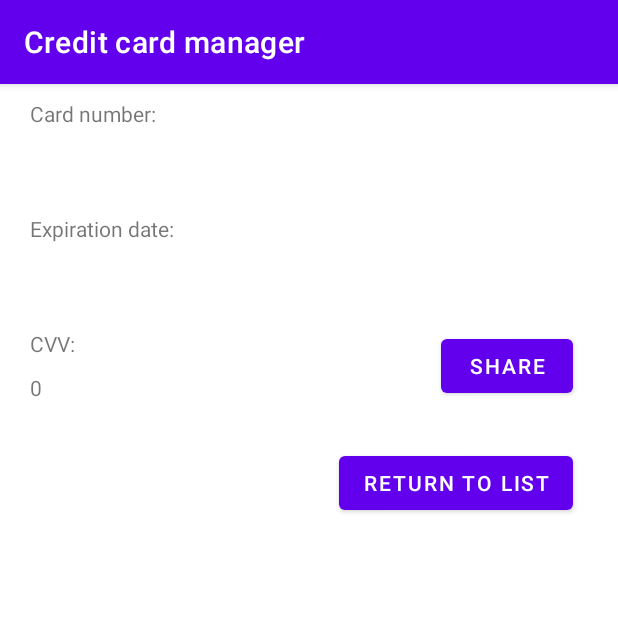
After one commit to koshi37/Credit-card-manager, an Android app: the CardDetailsActivity screen opened directly, with no data from a screen before it, on a phone screen of 412 x 824 dp, the top half of it. The commit adds this screen. Run offline under Robolectric (Android 15) with nearby library versions, the phone set to English and light mode, and no system bars; 4 statements that could not run were skipped.

Commit message:
added preview of all card details

```diff
--- a/app/src/main/AndroidManifest.xml
+++ b/app/src/main/AndroidManifest.xml
@@ -9,6 +9,9 @@
         android:roundIcon="@mipmap/ic_launcher_round"
         android:supportsRtl="true"
         android:theme="@style/Theme.CreditCardManager">
+        <activity
+            android:name=".activities.CardDetailsActivity"
+            android:exported="false" />
         <activity
             android:name=".activities.CreditCardListActivity"
             android:exported="false" />
--- a/app/src/main/java/com/example/creditcardmanager/activities/AddCreditCardActivity.kt
+++ b/app/src/main/java/com/example/creditcardmanager/activities/AddCreditCardActivity.kt
@@ -39,7 +39,7 @@ class AddCreditCardActivity : AppCompatActivity() {
 //        val password = intent.getStringExtra("PASSWORD")
 //        userId = intent.getIntExtra("USER_ID", -1)
 
-        session = SessionManager(getApplicationContext());
+        session = SessionManager(applicationContext)
         session.checkLogin()
         val user = session!!.getUserDetails()
         userId = user.id
--- /dev/null
+++ b/app/src/main/java/com/example/creditcardmanager/activities/CardDetailsActivity.kt
@@ -0,0 +1,58 @@
+package com.example.creditcardmanager.activities
+
+import android.content.Intent
+import android.os.Bundle
+import android.view.View
+import android.widget.TextView
+import androidx.appcompat.app.AppCompatActivity
+import com.example.creditcardmanager.R
+import com.example.creditcardmanager.database.DBHelper
+import com.example.creditcardmanager.model.CreditCard
+import com.example.creditcardmanager.session.SessionManager
+
+class CardDetailsActivity : AppCompatActivity() {
+    private val cardNumber by lazy { findViewById<TextView>(R.id.cardNumberDetails) }
+    private val cardExpirationDetails by lazy { findViewById<TextView>(R.id.cardExpirationDetails) }
+    private val cardCvvDetails by lazy { findViewById<TextView>(R.id.cardCvvDetails) }
+
+    private val activity = this@CardDetailsActivity
+    private lateinit var db: DBHelper
+    private lateinit var session: SessionManager
+    private lateinit var card: CreditCard
+
+    override fun onCreate(savedInstanceState: Bundle?) {
+        super.onCreate(savedInstanceState)
+        setContentView(R.layout.activity_card_details)
+
+        session = SessionManager(applicationContext);
+        session.checkLogin()
+        db = DBHelper(activity)
+        intent = getIntent()
+        card = db.getCardDetails(intent.getIntExtra("cardId", -1))!!
+        cardNumber.text = card.cardNumber
+        cardExpirationDetails.text = card.expiration
+        cardCvvDetails.text = card.cvv.toString()
+    }
+
+    fun returnToList(view: View) {
+        val intent = Intent(this, CreditCardListActivity::class.java)
+        startActivity(intent)
+    }
+
+    fun shareData(view: View) {
+        val data = arrayOf(card.cardNumber, card.expiration, card.cvv.toString())
+        val stringToShare = card.cardNumber + " " + card.expiration + " " + card.cvv.toString()
+        var shareIntent = Intent().apply() {
+            this.action = Intent.ACTION_SEND_MULTIPLE
+            this.putExtra(Intent.EXTRA_TEXT, data)
+            this.type = "text/plain"
+        }
+//        var shareIntent = Intent().apply() {
+//            this.action = Intent.ACTION_SEND
+//            this.putExtra(Intent.EXTRA_TEXT, stringToShare)
+//            this.type = "text/*"
+//        }
+        var choose = Intent.createChooser(shareIntent, "Share using...")
+        startActivity(choose)
+    }
+}
--- a/app/src/main/java/com/example/creditcardmanager/activities/CreditCardListActivity.kt
+++ b/app/src/main/java/com/example/creditcardmanager/activities/CreditCardListActivity.kt
@@ -1,5 +1,6 @@
 package com.example.creditcardmanager.activities
 
+import android.content.Context
 import android.content.Intent
 import android.os.Bundle
 import android.util.Log
@@ -31,7 +32,7 @@ class CreditCardListActivity : AppCompatActivity() {
         // this creates a vertical layout Manager
         recyclerview.layoutManager = LinearLayoutManager(this)
 
-        session = SessionManager(getApplicationContext());
+        session = SessionManager(applicationContext);
         session.checkLogin()
 
         val user = session!!.getUserDetails()
@@ -48,7 +49,7 @@ class CreditCardListActivity : AppCompatActivity() {
 
         // Setting the Adapter with the recyclerview
         recyclerview.adapter = adapter
-        Toast.makeText(getApplicationContext(), "User Login Status: " + session?.getUserDetails().toString(), Toast.LENGTH_LONG).show();
+//        Toast.makeText(getApplicationContext(), "User Login Status: " + session?.getUserDetails().toString(), Toast.LENGTH_LONG).show();
     }
 
     fun addCard(view: View) {
--- a/app/src/main/java/com/example/creditcardmanager/database/DBHelper.kt
+++ b/app/src/main/java/com/example/creditcardmanager/database/DBHelper.kt
@@ -4,9 +4,13 @@ import android.content.ContentValues
 import android.content.Context
 import android.database.sqlite.SQLiteDatabase
 import android.database.sqlite.SQLiteOpenHelper
+import android.util.Base64
 import android.util.Log
 import com.example.creditcardmanager.model.CreditCard
 import com.example.creditcardmanager.model.User
+import java.math.BigInteger
+import java.security.MessageDigest
+import java.util.Base64.getEncoder
 
 
 class DBHelper(context: Context) : SQLiteOpenHelper(context, DATABASE_NAME, null, DATABASE_VERSION) {
@@ -52,11 +56,18 @@ class DBHelper(context: Context) : SQLiteOpenHelper(context, DATABASE_NAME, null
     GET_ALL_DATA
      */
 
+    fun md5Hash(str: String): String {
+        val md = MessageDigest.getInstance("MD5")
+        val bigInt = BigInteger(1, md.digest(str.toByteArray(Charsets.UTF_8)))
+        return String.format("%032x", bigInt)
+    }
+
     fun register(user: User): Long {
         val db = this.writableDatabase
         val values = ContentValues()
         values.put(COLUMN_USER_NAME, user.username)
-        values.put(COLUMN_USER_PASSWORD, user.password)
+        Log.d("register password", md5Hash(user.password) + " " + user.password)
+        values.put(COLUMN_USER_PASSWORD, md5Hash(user.password))
         var id = db.insert(TABLE_USER, null, values)
         db.close()
         return id
@@ -94,10 +105,12 @@ class DBHelper(context: Context) : SQLiteOpenHelper(context, DATABASE_NAME, null
         // array of columns to fetch
         val columns = arrayOf(COLUMN_USER_ID)
         val db = this.readableDatabase
+        val encodedPassword = android.util.Base64.encode(password.toByteArray(), android.util.Base64.DEFAULT);
         // selection criteria
         val selection = "$COLUMN_USER_NAME = ? AND $COLUMN_USER_PASSWORD = ?"
         // selection arguments
-        val selectionArgs = arrayOf(username, password)
+        val selectionArgs = arrayOf(username, md5Hash(password))
+        Log.d("login password", md5Hash(password) + " " + password)
         // query user table with conditions
         val cursor = db.query(TABLE_USER, //Table to query
             columns, //columns to return
@@ -195,20 +208,6 @@ class DBHelper(context: Context) : SQLiteOpenHelper(context, DATABASE_NAME, null
         val selectQuery = ("SELECT * FROM " + TABLE_CREDIT_CARD + " WHERE "
                 + COLUMN_USER_ID + " = " + userId)
         val db = this.readableDatabase
-//        // array of columns to fetch
-//        val columns = arrayOf(COLUMN_CREDIT_CARD_ID, COLUMN_CREDIT_CARD_NUMBER, COLUMN_CREDIT_CARD_EXPIRATON, COLUMN_CREDIT_CARD_CVV, COLUMN_USER_ID)
-//        // sorting orders
-//        val sortOrder = "$COLUMN_CREDIT_CARD_ID ASC"
-//
-//
-//        // query the card table
-//        val cursor = db.query(TABLE_CREDIT_CARD, //Table to query
-//            columns,            //columns to return
-//            null,     //columns for the WHERE clause
-//            null,  //The values for the WHERE clause
-//            null,      //group the rows
-//            null,       //filter by row groups
-//            sortOrder)         //The sort order
 
         val cardList = ArrayList<CreditCard>()
         val cursor = db.rawQuery(selectQuery, null)
@@ -226,6 +225,23 @@ class DBHelper(context: Context) : SQLiteOpenHelper(context, DATABASE_NAME, null
         cursor.close()
         db.close()
         return cardList
+    }
+
+    fun getCardDetails(cardId: Int): CreditCard? {
+        val db = this.readableDatabase
+
+        val selectQuery = ("SELECT * FROM " + TABLE_CREDIT_CARD + " WHERE "
+                + COLUMN_CREDIT_CARD_ID + " = " + cardId)
+
+        val c = db.rawQuery(selectQuery, null)
+
+        c?.moveToFirst()
+
+        val cardNumber = c.getString(c.getColumnIndex(COLUMN_CREDIT_CARD_NUMBER)) ?: ""
+        val cardExp = c.getString(c.getColumnIndex(COLUMN_CREDIT_CARD_EXPIRATON)) ?: ""
+        val cardCvv = c.getInt(c.getColumnIndex(COLUMN_CREDIT_CARD_CVV)) ?: 0
+        val userId = c.getInt(c.getColumnIndex(COLUMN_USER_ID)) ?: 0
+        return CreditCard(cardId, userId, cardNumber, cardExp, cardCvv)
     }
 
     companion object {
--- /dev/null
+++ b/app/src/main/res/layout/activity_card_details.xml
@@ -0,0 +1,91 @@
+<?xml version="1.0" encoding="utf-8"?>
+<androidx.constraintlayout.widget.ConstraintLayout xmlns:android="http://schemas.android.com/apk/res/android"
+    xmlns:app="http://schemas.android.com/apk/res-auto"
+    xmlns:tools="http://schemas.android.com/tools"
+    android:layout_width="match_parent"
+    android:layout_height="match_parent"
+    tools:context=".activities.CardDetailsActivity">
+
+    <TextView
+        android:id="@+id/cardCvvDetails"
+        android:layout_width="wrap_content"
+        android:layout_height="wrap_content"
+        android:layout_marginStart="20dp"
+        android:layout_marginTop="10dp"
+        android:text="CVV"
+        app:layout_constraintStart_toStartOf="parent"
+        app:layout_constraintTop_toBottomOf="@+id/textView4" />
+
+    <TextView
+        android:id="@+id/cardNumberDetails"
+        android:layout_width="wrap_content"
+        android:layout_height="wrap_content"
+        android:layout_marginStart="20dp"
+        android:layout_marginTop="10dp"
+        android:text="Card number"
+        android:textSize="20sp"
+        app:layout_constraintStart_toStartOf="parent"
+        app:layout_constraintTop_toBottomOf="@+id/textView2" />
+
+    <TextView
+        android:id="@+id/cardExpirationDetails"
+        android:layout_width="wrap_content"
+        android:layout_height="wrap_content"
+        android:layout_marginStart="20dp"
+        android:layout_marginTop="10dp"
+        android:text="Expiration Date"
+        android:textSize="20sp"
+        app:layout_constraintStart_toStartOf="parent"
+        app:layout_constraintTop_toBottomOf="@+id/textView3" />
+
+    <TextView
+        android:id="@+id/textView2"
+        android:layout_width="wrap_content"
+        android:layout_height="wrap_content"
+        android:layout_marginStart="20dp"
+        android:layout_marginTop="10dp"
+        android:text="@string/card_number"
+        app:layout_constraintStart_toStartOf="parent"
+        app:layout_constraintTop_toTopOf="parent" />
+
+    <TextView
+        android:id="@+id/textView3"
+        android:layout_width="wrap_content"
+        android:layout_height="19dp"
+        android:layout_marginStart="20dp"
+        android:layout_marginTop="20dp"
+        android:text="@string/card_expiration"
+        app:layout_constraintStart_toStartOf="parent"
+        app:layout_constraintTop_toBottomOf="@+id/cardNumberDetails" />
+
+    <TextView
+        android:id="@+id/textView4"
+        android:layout_width="wrap_content"
+        android:layout_height="wrap_content"
+        android:layout_marginStart="20dp"
+        android:layout_marginTop="20dp"
+        android:text="@string/card_cvv"
+        app:layout_constraintStart_toStartOf="parent"
+        app:layout_constraintTop_toBottomOf="@+id/cardExpirationDetails" />
+
+    <Button
+        android:id="@+id/returnToListButton"
+        android:layout_width="wrap_content"
+        android:layout_height="wrap_content"
+        android:layout_marginTop="30dp"
+        android:layout_marginEnd="30dp"
+        android:onClick="returnToList"
+        android:text="@string/return_to_list"
+        app:layout_constraintEnd_toEndOf="parent"
+        app:layout_constraintTop_toBottomOf="@+id/shareButton" />
+
+    <Button
+        android:id="@+id/shareButton"
+        android:layout_width="wrap_content"
+        android:layout_height="wrap_content"
+        android:layout_marginEnd="30dp"
+        android:onClick="shareData"
+        android:text="@string/share"
+        app:layout_constraintBottom_toBottomOf="@+id/cardCvvDetails"
+        app:layout_constraintEnd_toEndOf="parent" />
+</androidx.constraintlayout.widget.ConstraintLayout>
--- a/app/src/main/res/layout/list_item.xml
+++ b/app/src/main/res/layout/list_item.xml
@@ -2,7 +2,7 @@
 <androidx.constraintlayout.widget.ConstraintLayout xmlns:android="http://schemas.android.com/apk/res/android"
     xmlns:app="http://schemas.android.com/apk/res-auto"
     xmlns:tools="http://schemas.android.com/tools"
-    android:id="@+id/itemBox"
+    android:id="@+id/cardListItem"
     android:layout_width="match_parent"
     android:layout_height="wrap_content">
 
--- a/app/src/main/res/values/strings.xml
+++ b/app/src/main/res/values/strings.xml
@@ -15,4 +15,10 @@
     <string name="credit_card_create">Add Credit Card</string>
     <string name="cancel_button">Cancel</string>
     <string name="logout">Logout</string>
+    <string name="remember">Remember me</string>
+    <string name="card_number">Card number:</string>
+    <string name="card_expiration">Expiration date:</string>
+    <string name="card_cvv">CVV:</string>
+    <string name="return_to_list">Return to list</string>
+    <string name="share">Share</string>
 </resources>
```
Also changed, not shown: app/src/main/java/com/example/creditcardmanager/activities/LoginActivity.kt (+7 -6 lines), app/src/main/java/com/example/creditcardmanager/cardlist/CardListAdapter.kt (+24 -6 lines), app/src/main/java/com/example/creditcardmanager/session/SessionManager.kt (+8 -3 lines), app/src/main/res/layout/activity_login.xml (+13 -4 lines).
